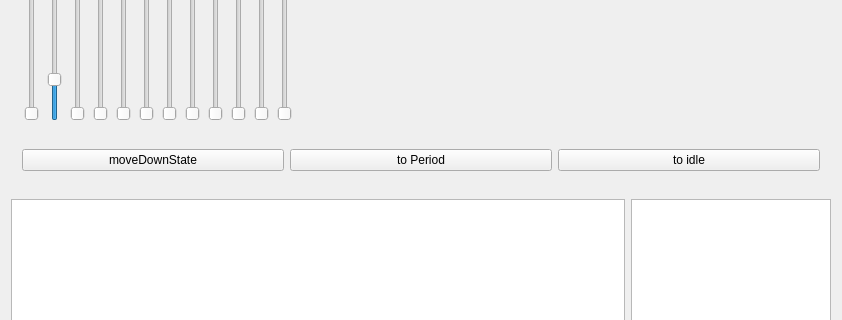
Old version of the form mainwindow.ui in the repository PoldenDev/polden-ver-motorControl-desktop; both pictures show x 0 to 842 and y 96 to 416 of the 842 by 820 pixel window.
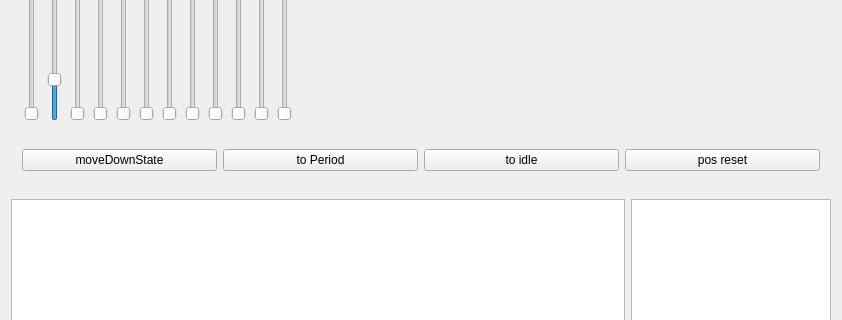
New version of the form.

The edit to the form file:
```diff
--- a/mainwindow.ui
+++ b/mainwindow.ui
@@ -255,6 +255,13 @@
          </property>
         </widget>
        </item>
+       <item>
+        <widget class="QPushButton" name="pushButtonPosReset">
+         <property name="text">
+          <string>pos reset</string>
+         </property>
+        </widget>
+       </item>
       </layout>
      </widget>
     </item>
```
